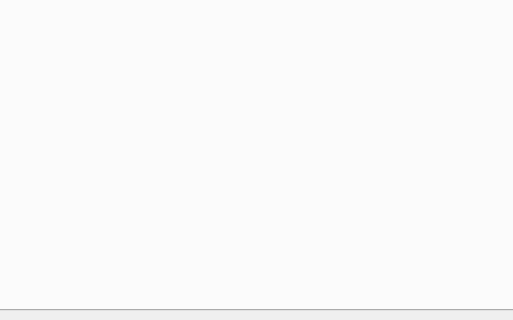
Gang-of-CSED/Equator, file src/ui/mainwindow.ui: the form before one commit; both pictures show x 401 to 914 and y 355 to 675 of the 1110 by 675 pixel window.
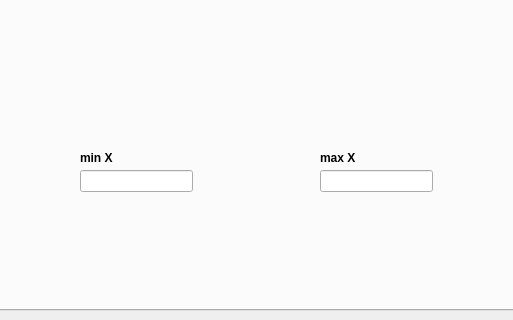
The form after the commit.

Commit message: add plotter range

Diff of the .ui file:
```diff
--- a/src/ui/mainwindow.ui
+++ b/src/ui/mainwindow.ui
@@ -1009,6 +1009,64 @@
          <string>PLot</string>
         </property>
        </widget>
+       <widget class="QLabel" name="range2Label">
+        <property name="geometry">
+         <rect>
+          <x>710</x>
+          <y>470</y>
+          <width>101</width>
+          <height>16</height>
+         </rect>
+        </property>
+        <property name="font">
+         <font>
+          <weight>75</weight>
+          <bold>true</bold>
+         </font>
+        </property>
+        <property name="text">
+         <string>max X</string>
+        </property>
+       </widget>
+       <widget class="QLineEdit" name="range1LineEdit">
+        <property name="geometry">
+         <rect>
+          <x>470</x>
+          <y>490</y>
+          <width>113</width>
+          <height>22</height>
+         </rect>
+        </property>
+       </widget>
+       <widget class="QLabel" name="range1Label">
+        <property name="geometry">
+         <rect>
+          <x>470</x>
+          <y>470</y>
+          <width>101</width>
+          <height>16</height>
+         </rect>
+        </property>
+        <property name="font">
+         <font>
+          <weight>75</weight>
+          <bold>true</bold>
+         </font>
+        </property>
+        <property name="text">
+         <string>min X</string>
+        </property>
+       </widget>
+       <widget class="QLineEdit" name="range2LineEdit">
+        <property name="geometry">
+         <rect>
+          <x>710</x>
+          <y>490</y>
+          <width>113</width>
+          <height>22</height>
+         </rect>
+        </property>
+       </widget>
       </widget>
      </widget>
     </item>
```
The commit also changes 3 other files.
